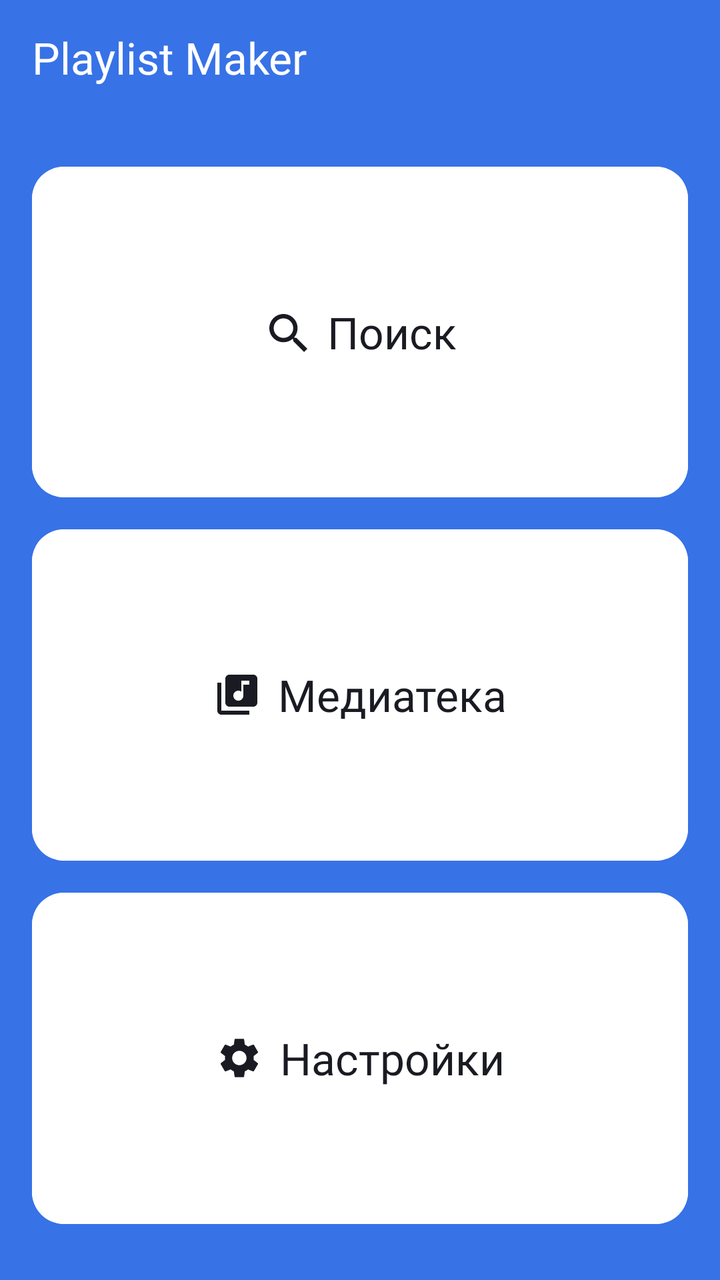
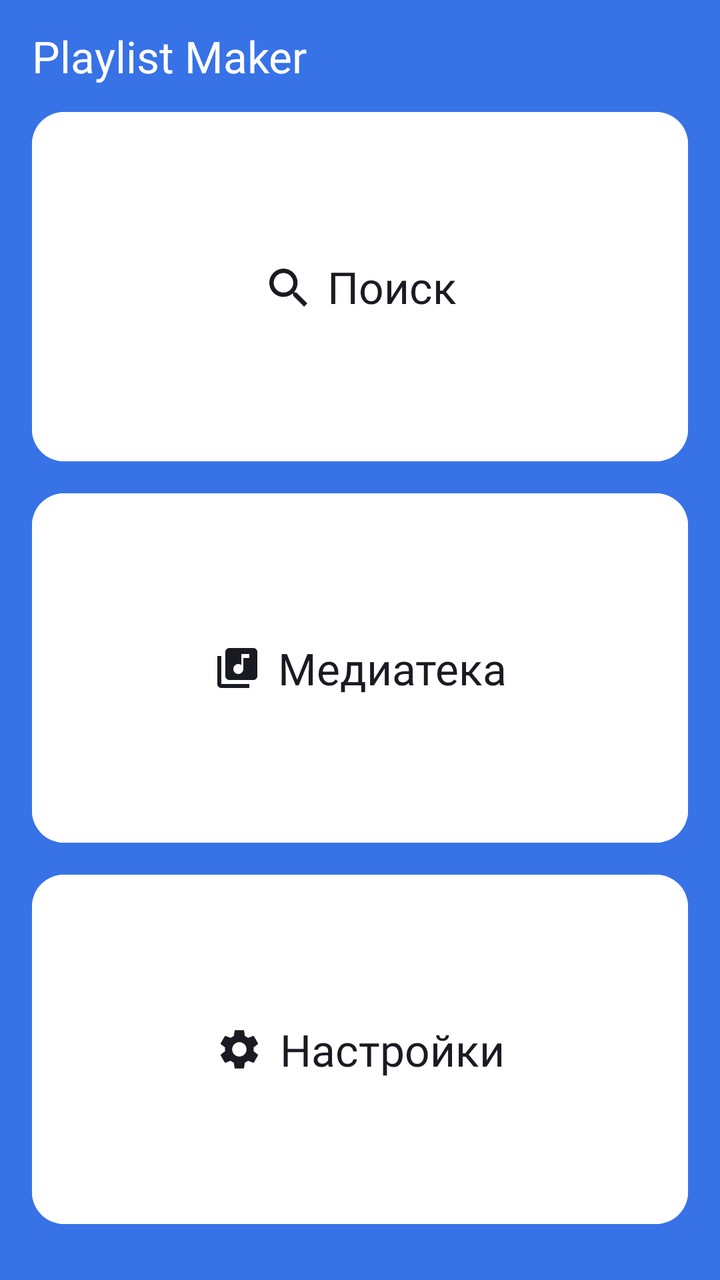

The first picture is an Android layout as it rendered before a commit; the second is the same layout after the commit. The layout source and the unified diff follow.
<!-- AndroidManifest.xml: application theme Theme.PlaylistMaker -->
<!-- res/layout/activity_main.xml -->
<?xml version="1.0" encoding="utf-8"?>
<LinearLayout xmlns:android="http://schemas.android.com/apk/res/android"
    xmlns:app="http://schemas.android.com/apk/res-auto"
    android:layout_width="match_parent"
    android:layout_height="match_parent"
    android:background="?attr/mainScreenBackground"
    android:orientation="vertical"
    android:paddingHorizontal="@dimen/standard_padding">

    <TextView
        android:layout_width="wrap_content"
        android:layout_height="wrap_content"
        android:layout_marginTop="14dp"
        android:layout_marginBottom="40dp"
        android:fontFamily="@font/ys_display_medium"
        android:text="@string/app_name"
        android:textColor="@color/yp_white"
        android:textFontWeight="500"
        android:textSize="@dimen/text_size_large" />

    <com.google.android.material.button.MaterialButton
        android:id="@+id/main_search_button"
        style="@style/MenuButton"
        android:layout_marginBottom="@dimen/standard_padding"
        android:text="@string/button_search"
        app:icon="@drawable/ic_search_24" />

    <com.google.android.material.button.MaterialButton
        android:id="@+id/main_library_button"
        style="@style/MenuButton"
        android:layout_marginBottom="@dimen/standard_padding"
        android:text="@string/button_library"
        app:icon="@drawable/ic_library_24" />

    <com.google.android.material.button.MaterialButton
        android:id="@+id/main_settings_button"
        style="@style/MenuButton"
        android:layout_marginBottom="28dp"
        android:text="@string/button_settings"
        app:icon="@drawable/ic_settings_24" />

</LinearLayout>
<!-- resources referenced by this layout -->
<resources>
  <color name="yp_white">#FFFFFF</color>
  <dimen name="standard_padding">16dp</dimen>
  <dimen name="text_size_large">22sp</dimen>
  <!-- drawable ic_library_24 (drawable) -->
  <vector xmlns:android="http://schemas.android.com/apk/res/android"
      android:width="24dp"
      android:height="24dp"
      android:viewportWidth="24"
      android:viewportHeight="24">
    <path
        android:pathData="M20,2H8C6.9,2 6,2.9 6,4V16C6,17.1 6.9,18 8,18H20C21.1,18 22,17.1 22,16V4C22,2.9 21.1,2 20,2ZM18,7H15V12.5C15,13.88 13.88,15 12.5,15C11.12,15 10,13.88 10,12.5C10,11.12 11.12,10 12.5,10C13.07,10 13.58,10.19 14,10.51V5H18V7ZM4,6H2V20C2,21.1 2.9,22 4,22H18V20H4V6Z"
        android:fillColor="#1A1B22"/>
  </vector>
  <!-- drawable ic_search_24 (drawable) -->
  <vector xmlns:android="http://schemas.android.com/apk/res/android"
      android:width="24dp"
      android:height="24dp"
      android:viewportWidth="24"
      android:viewportHeight="24">
      <path
          android:fillColor="#1A1B22"
          android:pathData="M16.579,14.95H15.721L15.417,14.656C16.481,13.418 17.122,11.81 17.122,10.061C17.122,6.161 13.961,3 10.061,3C6.161,3 3,6.161 3,10.061C3,13.961 6.161,17.122 10.061,17.122C11.81,17.122 13.418,16.481 14.656,15.417L14.95,15.721V16.579L20.381,22L22,20.381L16.579,14.95ZM10.061,14.95C7.356,14.95 5.173,12.766 5.173,10.061C5.173,7.356 7.356,5.173 10.061,5.173C12.766,5.173 14.95,7.356 14.95,10.061C14.95,12.766 12.766,14.95 10.061,14.95Z" />
  </vector>
  <string name="app_name">Playlist Maker</string>
  <string name="button_library">Медиатека</string>
  <string name="button_search">Поиск</string>
  <string name="button_settings">Настройки</string>
  <style name="Theme.PlaylistMaker" parent="Base.Theme.PlaylistMaker" />
  <color name="yp_black">#1A1B22</color>
  <dimen name="button_icon_padding">8dp</dimen>
  <dimen name="button_corner_radius">16dp</dimen>
  <style name="Base.Theme.PlaylistMaker" parent="Theme.MaterialComponents.DayNight.NoActionBar">
          <item name="mainScreenBackground">@color/yp_blue</item>
          <item name="android:colorBackground">@color/yp_white</item>
          <item name="colorOnSurface">@color/yp_black</item>
          <item name="colorOnSurfaceVariant">@color/yp_text_gray</item>
          <item name="searchFieldBackgroundColor">@color/yp_light_gray</item>
          <item name="searchFieldOnColor">@color/yp_text_gray</item>
      </style>
  <color name="yp_blue">#3772E7</color>
  <color name="yp_text_gray">#AEAFB4</color>
  <color name="yp_light_gray">#E6E8EB</color>
  <!-- unchanged entries left out for length: 2 -->
</resources>

<!-- the commit's change to res/layout/activity_main.xml (unified diff, before → after) -->
@@ -1,26 +1,22 @@
 <?xml version="1.0" encoding="utf-8"?>
 <LinearLayout xmlns:android="http://schemas.android.com/apk/res/android"
     xmlns:app="http://schemas.android.com/apk/res-auto"
+    android:id="@+id/root"
     android:layout_width="match_parent"
     android:layout_height="match_parent"
     android:background="?attr/mainScreenBackground"
-    android:orientation="vertical"
-    android:paddingHorizontal="@dimen/standard_padding">
+    android:orientation="vertical">
 
-    <TextView
-        android:layout_width="wrap_content"
-        android:layout_height="wrap_content"
-        android:layout_marginTop="14dp"
-        android:layout_marginBottom="40dp"
-        android:fontFamily="@font/ys_display_medium"
-        android:text="@string/app_name"
-        android:textColor="@color/yp_white"
-        android:textFontWeight="500"
-        android:textSize="@dimen/text_size_large" />
+    <com.google.android.material.appbar.MaterialToolbar
+        style="@style/ToolBar"
+        app:title="@string/app_name"
+        app:contentInsetStart="@dimen/standard_padding"
+        app:titleTextColor="@color/yp_white"/>
 
     <com.google.android.material.button.MaterialButton
         android:id="@+id/main_search_button"
         style="@style/MenuButton"
+        android:layout_marginHorizontal="@dimen/standard_padding"
         android:layout_marginBottom="@dimen/standard_padding"
         android:text="@string/button_search"
         app:icon="@drawable/ic_search_24" />
@@ -28,6 +24,7 @@
     <com.google.android.material.button.MaterialButton
         android:id="@+id/main_library_button"
         style="@style/MenuButton"
+        android:layout_marginHorizontal="@dimen/standard_padding"
         android:layout_marginBottom="@dimen/standard_padding"
         android:text="@string/button_library"
         app:icon="@drawable/ic_library_24" />
@@ -35,6 +32,7 @@
     <com.google.android.material.button.MaterialButton
         android:id="@+id/main_settings_button"
         style="@style/MenuButton"
+        android:layout_marginHorizontal="@dimen/standard_padding"
         android:layout_marginBottom="28dp"
         android:text="@string/button_settings"
         app:icon="@drawable/ic_settings_24" />
<!-- resource entries referenced after the edit -->
@@ -3,6 +3,12 @@
   <color name="yp_white">#FFFFFF</color>
   <dimen name="standard_padding">16dp</dimen>
   <dimen name="text_size_large">22sp</dimen>
+  <style name="HeaderText">
+          <item name="fontFamily">@font/ys_display_medium</item>
+          <item name="android:textColor">?attr/colorOnSurface</item>
+          <item name="android:textSize">@dimen/text_size_large</item>
+          <item name="android:textFontWeight">500</item>
+      </style>
   <!-- drawable ic_library_24 (drawable) -->
   <vector xmlns:android="http://schemas.android.com/apk/res/android"
       android:width="24dp"
@@ -27,6 +33,15 @@
   <string name="button_library">Медиатека</string>
   <string name="button_search">Поиск</string>
   <string name="button_settings">Настройки</string>
+  <style name="ToolBar">
+          <item name="android:layout_width">match_parent</item>
+          <item name="android:layout_height">?attr/actionBarSize</item>
+          <item name="contentInsetStart">0dp</item>
+          <item name="contentInsetStartWithNavigation">0dp</item>
+          <item name="navigationIconTint">?attr/colorOnSurface</item>
+          <item name="titleTextAppearance">@style/HeaderText</item>
+          <item name="titleMarginStart">0dp</item>
+      </style>
   <style name="Theme.PlaylistMaker" parent="Base.Theme.PlaylistMaker" />
   <color name="yp_black">#1A1B22</color>
   <dimen name="button_icon_padding">8dp</dimen>
